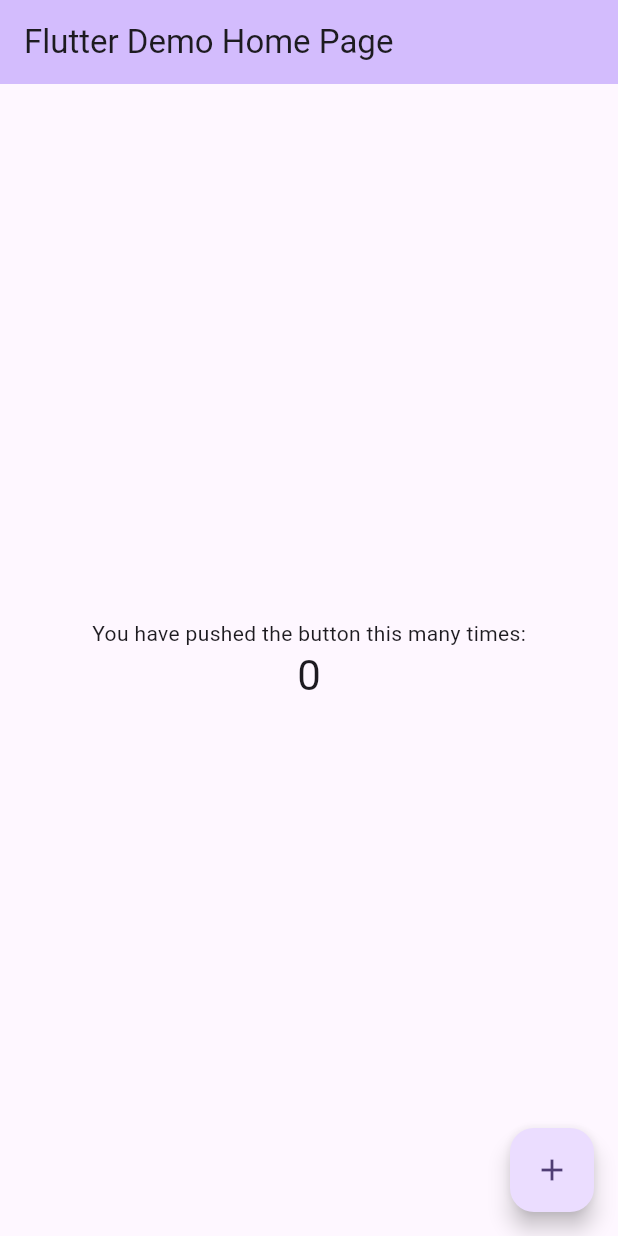
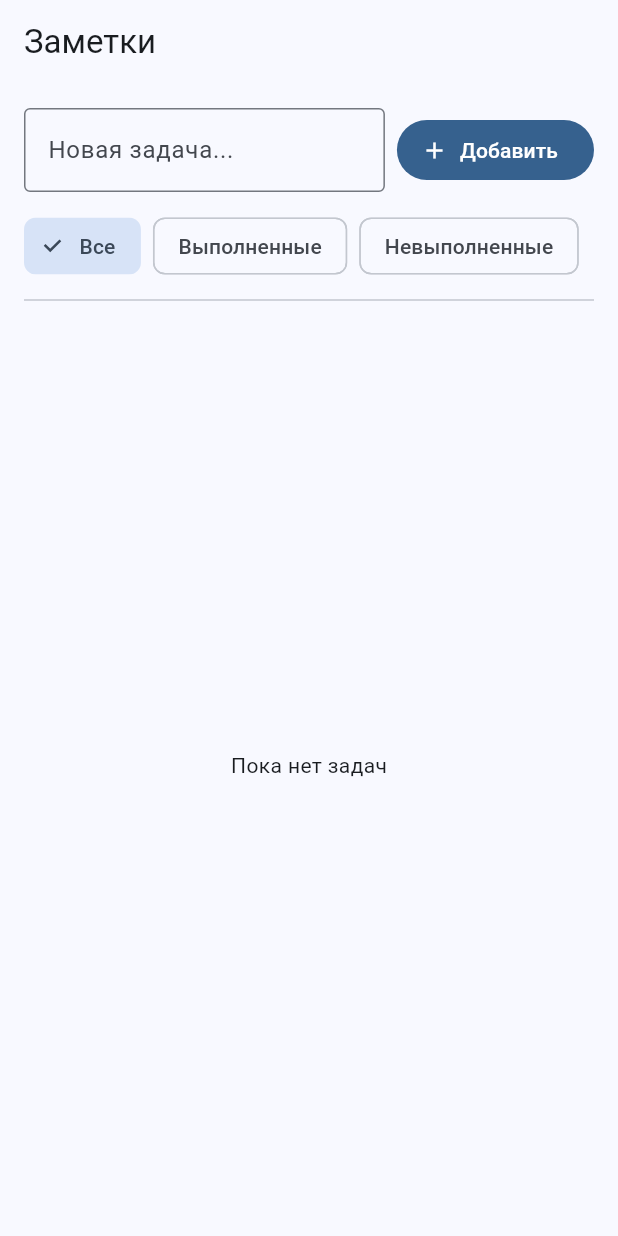
Before and after one commit to GhostMadi/flutter_application_2, a Flutter app: the screen it shows after launch, on a phone screen of 412 x 824 dp. Run offline on Flutter 3.47's test engine with Material 3 defaults, Android fonts, the phone set to English and light mode, and no system bars; our stand-ins replace equatable, get_it, shared_preferences.

```diff
--- /dev/null
+++ b/lib/app.dart
@@ -0,0 +1,20 @@
+import 'package:flutter/material.dart';
+import 'package:flutter_application_2/di/get_it.dart';
+import 'package:flutter_application_2/presentation/page/home_page.dart';
+import 'package:flutter_application_2/provider/task_provider.dart';
+import 'package:provider/provider.dart';
+
+class MyApp extends StatelessWidget {
+  const MyApp({super.key});
+
+  @override
+  Widget build(BuildContext context) {
+    return MaterialApp(
+      theme: ThemeData(useMaterial3: true, colorSchemeSeed: Colors.blue),
+      home: ChangeNotifierProvider(
+        create: (_) => getIt<TaskProvider>()..init(),
+        child: const HomePage(),
+      ),
+    );
+  }
+}
--- /dev/null
+++ b/lib/data/task_repository.dart
@@ -0,0 +1,23 @@
+import 'dart:convert';
+
+import 'package:shared_preferences/shared_preferences.dart';
+import '../models/task.dart';
+
+class TaskRepository {
+  static const _storageKey = 'tasks_v1';
+
+  final SharedPreferences pref;
+  TaskRepository(this.pref);
+
+  Future<List<Task>> loadTasks() async {
+    final raw = pref.getString(_storageKey);
+    if (raw == null || raw.isEmpty) return [];
+    final list = (jsonDecode(raw) as List).cast<Map<String, dynamic>>();
+    return list.map(Task.fromJson).toList();
+  }
+
+  Future<void> saveTasks(List<Task> tasks) async {
+    final list = tasks.map((t) => t.toJson()).toList();
+    await pref.setString(_storageKey, jsonEncode(list));
+  }
+}
--- a/lib/main.dart
+++ b/lib/main.dart
@@ -1,122 +1,9 @@
 import 'package:flutter/material.dart';
+import 'package:flutter_application_2/app.dart';
+import 'package:flutter_application_2/di/get_it.dart';
 
-void main() {
+Future<void> main() async {
+  WidgetsFlutterBinding.ensureInitialized();
+  await setupDI();
   runApp(const MyApp());
 }
-
-class MyApp extends StatelessWidget {
-  const MyApp({super.key});
-
-  // This widget is the root of your application.
-  @override
-  Widget build(BuildContext context) {
-    return MaterialApp(
-      title: 'Flutter Demo',
-      theme: ThemeData(
-        // This is the theme of your application.
-        //
-        // TRY THIS: Try running your application with "flutter run". You'll see
-        // the application has a purple toolbar. Then, without quitting the app,
-        // try changing the seedColor in the colorScheme below to Colors.green
-        // and then invoke "hot reload" (save your changes or press the "hot
-        // reload" button in a Flutter-supported IDE, or press "r" if you used
-        // the command line to start the app).
-        //
-        // Notice that the counter didn't reset back to zero; the application
-        // state is not lost during the reload. To reset the state, use hot
-        // restart instead.
-        //
-        // This works for code too, not just values: Most code changes can be
-        // tested with just a hot reload.
-        colorScheme: ColorScheme.fromSeed(seedColor: Colors.deepPurple),
-      ),
-      home: const MyHomePage(title: 'Flutter Demo Home Page'),
-    );
-  }
-}
-
-class MyHomePage extends StatefulWidget {
-  const MyHomePage({super.key, required this.title});
-
-  // This widget is the home page of your application. It is stateful, meaning
-  // that it has a State object (defined below) that contains fields that affect
-  // how it looks.
-
-  // This class is the configuration for the state. It holds the values (in this
-  // case the title) provided by the parent (in this case the App widget) and
-  // used by the build method of the State. Fields in a Widget subclass are
-  // always marked "final".
-
-  final String title;
-
-  @override
-  State<MyHomePage> createState() => _MyHomePageState();
-}
-
-class _MyHomePageState extends State<MyHomePage> {
-  int _counter = 0;
-
-  void _incrementCounter() {
-    setState(() {
-      // This call to setState tells the Flutter framework that something has
-      // changed in this State, which causes it to rerun the build method below
-      // so that the display can reflect the updated values. If we changed
-      // _counter without calling setState(), then the build method would not be
-      // called again, and so nothing would appear to happen.
-      _counter++;
-    });
-  }
-
-  @override
-  Widget build(BuildContext context) {
-    // This method is rerun every time setState is called, for instance as done
-    // by the _incrementCounter method above.
-    //
-    // The Flutter framework has been optimized to make rerunning build methods
-    // fast, so that you can just rebuild anything that needs updating rather
-    // than having to individually change instances of widgets.
-    return Scaffold(
-      appBar: AppBar(
-        // TRY THIS: Try changing the color here to a specific color (to
-        // Colors.amber, perhaps?) and trigger a hot reload to see the AppBar
-        // change color while the other colors stay the same.
-        backgroundColor: Theme.of(context).colorScheme.inversePrimary,
-        // Here we take the value from the MyHomePage object that was created by
-        // the App.build method, and use it to set our appbar title.
-        title: Text(widget.title),
-      ),
-      body: Center(
-        // Center is a layout widget. It takes a single child and positions it
-        // in the middle of the parent.
-        child: Column(
-          // Column is also a layout widget. It takes a list of children and
-          // arranges them vertically. By default, it sizes itself to fit its
-          // children horizontally, and tries to be as tall as its parent.
-          //
-          // Column has various properties to control how it sizes itself and
-          // how it positions its children. Here we use mainAxisAlignment to
-          // center the children vertically; the main axis here is the vertical
-          // axis because Columns are vertical (the cross axis would be
-          // horizontal).
-          //
-          // TRY THIS: Invoke "debug painting" (choose the "Toggle Debug Paint"
-          // action in the IDE, or press "p" in the console), to see the
-          // wireframe for each widget.
-          mainAxisAlignment: MainAxisAlignment.center,
-          children: <Widget>[
-            const Text('You have pushed the button this many times:'),
-            Text(
-              '$_counter',
-              style: Theme.of(context).textTheme.headlineMedium,
-            ),
-          ],
-        ),
-      ),
-      floatingActionButton: FloatingActionButton(
-        onPressed: _incrementCounter,
-        tooltip: 'Increment',
-        child: const Icon(Icons.add),
-      ), // This trailing comma makes auto-formatting nicer for build methods.
-    );
-  }
-}
--- /dev/null
+++ b/lib/models/task.dart
@@ -0,0 +1,30 @@
+import 'package:equatable/equatable.dart';
+import 'package:uuid/uuid.dart';
+
+import 'package:json_annotation/json_annotation.dart';
+
+part 'task.g.dart';
+
+@JsonSerializable()
+class Task extends Equatable {
+  final String id;
+  final String title;
+  final bool isDone;
+
+  const Task({required this.id, required this.title, this.isDone = false});
+
+  factory Task.create(String title) =>
+      Task(id: const Uuid().v4(), title: title, isDone: false);
+
+  Task copyWith({String? id, String? title, bool? isDone}) => Task(
+    id: id ?? this.id,
+    title: title ?? this.title,
+    isDone: isDone ?? this.isDone,
+  );
+
+  factory Task.fromJson(Map<String, dynamic> json) => _$TaskFromJson(json);
+  Map<String, dynamic> toJson() => _$TaskToJson(this);
+
+  @override
+  List<Object?> get props => [id, title, isDone];
+}
--- /dev/null
+++ b/lib/presentation/page/home_page.dart
@@ -0,0 +1,87 @@
+import 'package:flutter/material.dart';
+import 'package:flutter_application_2/presentation/widgets/filter_bar.dart';
+import 'package:flutter_application_2/presentation/widgets/task_item.dart';
+import 'package:flutter_application_2/provider/task_provider.dart';
+
+import 'package:provider/provider.dart';
+
+class HomePage extends StatefulWidget {
+  const HomePage({super.key});
+
+  @override
+  State<HomePage> createState() => _HomePageState();
+}
+
+class _HomePageState extends State<HomePage> {
+  final _controller = TextEditingController();
+
+  @override
+  void dispose() {
+    _controller.dispose();
+    super.dispose();
+  }
+
+  void _add(BuildContext context) {
+    final text = _controller.text.trim();
+    context.read<TaskProvider>().addTask(text);
+    _controller.clear();
+  }
+
+  @override
+  Widget build(BuildContext context) {
+    return Scaffold(
+      appBar: AppBar(centerTitle: false, title: const Text('Заметки')),
+      body: SafeArea(
+        child: Padding(
+          padding: const EdgeInsets.all(16),
+          child: Column(
+            crossAxisAlignment: CrossAxisAlignment.start,
+            children: [
+              Row(
+                children: [
+                  Expanded(
+                    child: TextField(
+                      controller: _controller,
+                      decoration: const InputDecoration(
+                        hintText: 'Новая задача...',
+                        border: OutlineInputBorder(),
+                      ),
+                      onSubmitted: (_) => _add(context),
+                    ),
+                  ),
+                  const SizedBox(width: 8),
+                  FilledButton.icon(
+                    onPressed: () => _add(context),
+                    icon: const Icon(Icons.add),
+                    label: const Text('Добавить'),
+                  ),
+                ],
+              ),
+              const SizedBox(height: 12),
+              const FilterBar(),
+              const Divider(height: 24),
+              Expanded(
+                child: Consumer<TaskProvider>(
+                  builder: (context, state, _) {
+                    if (state.isLoading) {
+                      return const Center(child: CircularProgressIndicator());
+                    }
+                    final items = state.visibleTasks;
+                    if (items.isEmpty) {
+                      return const Center(child: Text('Пока нет задач'));
+                    }
+                    return ListView.separated(
+                      itemCount: items.length,
+                      separatorBuilder: (_, __) => const Divider(height: 1),
+                      itemBuilder: (context, i) => TaskItem(task: items[i]),
+                    );
+                  },
+                ),
+              ),
+            ],
+          ),
+        ),
+      ),
+    );
+  }
+}
--- /dev/null
+++ b/lib/presentation/widgets/filter_bar.dart
@@ -0,0 +1,33 @@
+import 'package:flutter/material.dart';
+import 'package:flutter_application_2/provider/task_provider.dart';
+import 'package:provider/provider.dart';
+
+class FilterBar extends StatelessWidget {
+  const FilterBar({super.key});
+
+  String _label(TaskFilter f) => switch (f) {
+    TaskFilter.all => 'Все',
+    TaskFilter.active => 'Невыполненные',
+    TaskFilter.completed => 'Выполненные',
+  };
+
+  @override
+  Widget build(BuildContext context) {
+    return Selector<TaskProvider, TaskFilter>(
+      selector: (_, p) => p.filter,
+      builder: (context, filter, _) {
+        return Wrap(
+          spacing: 8,
+          children: TaskFilter.values.map((f) {
+            final selected = filter == f;
+            return ChoiceChip(
+              label: Text(_label(f)),
+              selected: selected,
+              onSelected: (_) => context.read<TaskProvider>().setFilter(f),
+            );
+          }).toList(),
+        );
+      },
+    );
+  }
+}
--- /dev/null
+++ b/lib/provider/task_provider.dart
@@ -0,0 +1,68 @@
+import 'dart:developer';
+
+import 'package:flutter/foundation.dart';
+import 'package:flutter_application_2/data/task_repository.dart';
+import 'package:flutter_application_2/models/task.dart';
+
+enum TaskFilter { all, completed, active }
+
+class TaskProvider extends ChangeNotifier {
+  final TaskRepository _repo;
+  TaskProvider(this._repo);
+
+  List<Task> _tasks = [];
+  TaskFilter _filter = TaskFilter.all;
+  bool _isLoading = true;
+
+  // Getters
+  List<Task> get tasks => _tasks;
+  TaskFilter get filter => _filter;
+  bool get isLoading => _isLoading;
+
+  List<Task> get visibleTasks {
+    switch (_filter) {
+      case TaskFilter.completed:
+        return _tasks.where((t) => t.isDone).toList();
+      case TaskFilter.active:
+        return _tasks.where((t) => !t.isDone).toList();
+      case TaskFilter.all:
+        return _tasks;
+    }
+  }
+
+  Future<void> init() async {
+    _isLoading = true;
+    notifyListeners();
+    _tasks = await _repo.loadTasks();
+    _isLoading = false;
+    notifyListeners();
+  }
+
+  Future<void> addTask(String title) async {
+    final text = title.trim();
+    if (text.isEmpty) return;
+    _tasks = List<Task>.from(_tasks)..add(Task.create(text));
+    notifyListeners();
+    await _repo.saveTasks(_tasks);
+  }
+
+  Future<void> toggle(String id) async {
+    _tasks = _tasks
+        .map((t) => t.id == id ? t.copyWith(isDone: !t.isDone) : t)
+        .toList();
+    notifyListeners();
+    await _repo.saveTasks(_tasks);
+  }
+
+  Future<void> remove(String id) async {
+    _tasks = _tasks.where((t) => t.id != id).toList();
+    notifyListeners();
+    await _repo.saveTasks(_tasks);
+  }
+
+  void setFilter(TaskFilter filter) {
+    log(filter.name);
+    _filter = filter;
+    notifyListeners();
+  }
+}
```
Also changed, not shown: lib/di/get_it.dart (added, +23 -0 lines), lib/presentation/widgets/task_item.dart (added, +29 -0 lines), pubspec.yaml (+9 -66 lines), lib/models/task.g.dart (added), pubspec.lock, 11 other files.
